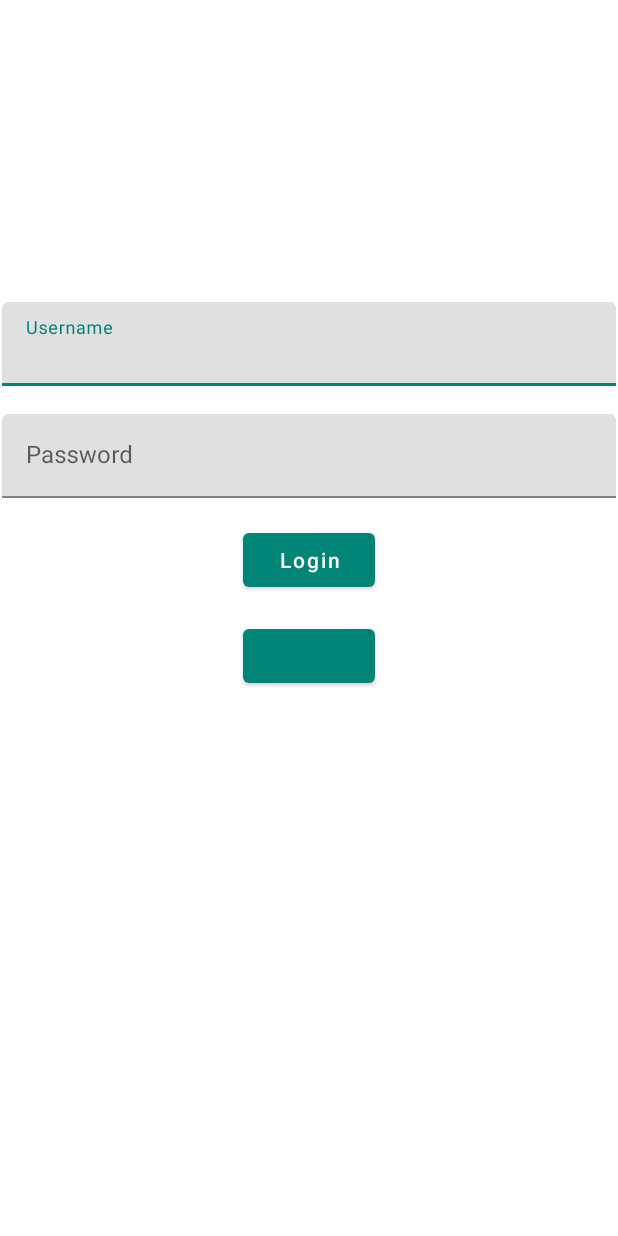
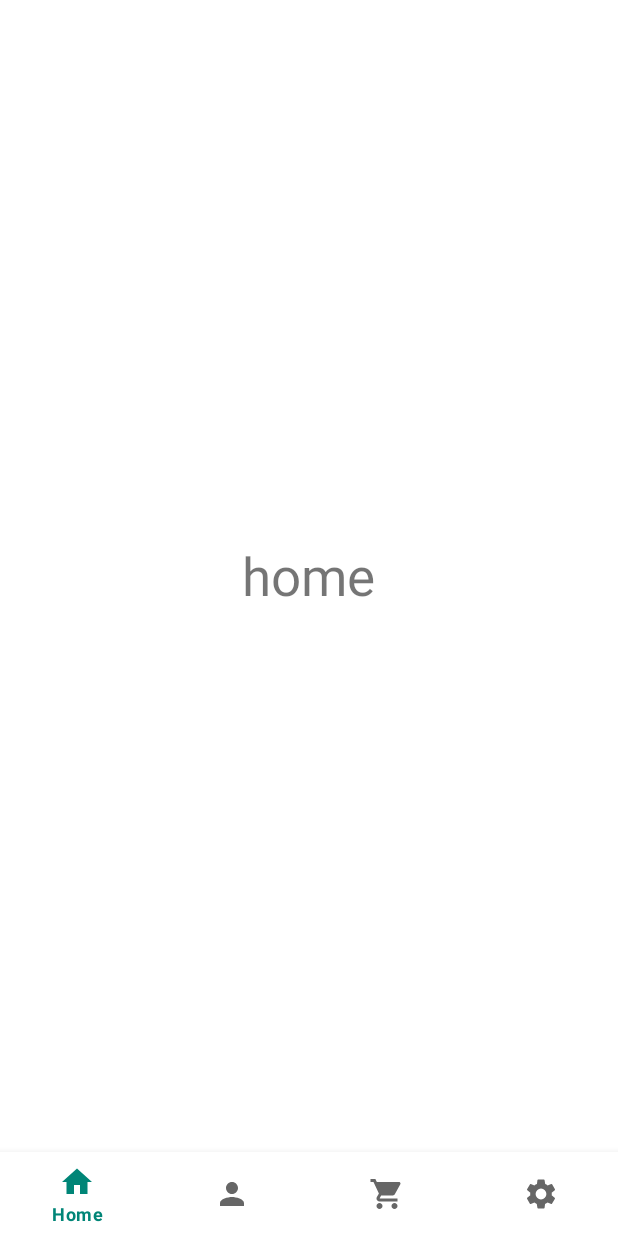
Before and after one commit to cando46/trivia-app, an Android app: the screen it shows after launch (LoginActivity before the commit, MainActivity after it), on a phone screen of 412 x 824 dp. Run offline under Robolectric (Android 15) with nearby library versions, the phone set to English and light mode, and no system bars; libraries missing offline, so code that uses them is left out: com.facebook, com.facebook.login; plain views replace LoginButton; 4 statements that could not run were skipped.

Commit message:
-Bottom Nav added -Home,Profile,Settings,Shop fragments are created

```diff
--- a/app/build.gradle
+++ b/app/build.gradle
@@ -22,6 +22,7 @@ dependencies {
     implementation fileTree(dir: 'libs', include: ['*.jar'])
     implementation 'androidx.appcompat:appcompat:1.1.0'
     implementation 'androidx.constraintlayout:constraintlayout:1.1.3'
+    implementation 'androidx.legacy:legacy-support-v4:1.0.0'
     testImplementation 'junit:junit:4.12'
     androidTestImplementation 'androidx.test.ext:junit:1.1.1'
     androidTestImplementation 'androidx.test.espresso:espresso-core:3.2.0'
--- a/app/src/main/java/com/mentalsegment/triviaapp/LoginActivity.java
+++ b/app/src/main/java/com/mentalsegment/triviaapp/LoginActivity.java
@@ -36,6 +36,8 @@ public class LoginActivity extends AppCompatActivity {
         setContentView(R.layout.activity_login);
         init();
         facebookLogin();
+        Intent intent= new Intent(getApplicationContext(),MainActivity.class);
+        startActivity(intent);
     }
 
 
@@ -79,8 +81,8 @@ public class LoginActivity extends AppCompatActivity {
 
     private void onClickLoginButton(){
         hideKeyboard();
-        if(CheckLogin()){
-        }
+       /* if(CheckLogin()){
+        }*/
     }
 
     private boolean CheckLogin() {
--- /dev/null
+++ b/app/src/main/java/com/mentalsegment/triviaapp/MainActivity.java
@@ -0,0 +1,55 @@
+package com.mentalsegment.triviaapp;
+
+import androidx.annotation.NonNull;
+import androidx.appcompat.app.AppCompatActivity;
+import androidx.fragment.app.Fragment;
+
+import android.os.Bundle;
+import android.view.MenuItem;
+
+import com.google.android.material.bottomnavigation.BottomNavigationView;
+import com.mentalsegment.triviaapp.fragments.HomeFragment;
+import com.mentalsegment.triviaapp.fragments.ProfileFragment;
+import com.mentalsegment.triviaapp.fragments.SettingsFragment;
+import com.mentalsegment.triviaapp.fragments.ShopFragment;
+
+public class MainActivity extends AppCompatActivity {
+
+    BottomNavigationView bottomNavigationView;
+
+    @Override
+    protected void onCreate(Bundle savedInstanceState) {
+        super.onCreate(savedInstanceState);
+        setContentView(R.layout.activity_main);
+        init();
+    }
+     private BottomNavigationView.OnNavigationItemSelectedListener navListener =new BottomNavigationView.OnNavigationItemSelectedListener() {
+         @Override
+         public boolean onNavigationItemSelected(@NonNull MenuItem menuItem) {
+             Fragment selectedFragment=null;
+             switch (menuItem.getItemId()){
+                 case R.id.nav_menu_home:
+                     selectedFragment= new HomeFragment();
+                     break;
+                 case R.id.nav_menu_profile:
+                     selectedFragment= new ProfileFragment();
+                     break;
+                 case R.id.nav_menu_shop:
+                     selectedFragment=new ShopFragment();
+                     break;
+                 case R.id.nav_menu_settings:
+                     selectedFragment=new SettingsFragment();
+                     break;
+             }
+             getSupportFragmentManager().beginTransaction().replace(R.id.main_fragment_container,selectedFragment ).commit();
+             return true;
+         }
+     };
+
+    private void init() {
+        bottomNavigationView=findViewById(R.id.bottom_nav);
+        bottomNavigationView.setOnNavigationItemSelectedListener(navListener);
+        getSupportFragmentManager().beginTransaction().replace(R.id.main_fragment_container,new HomeFragment()).commit();
+
+    }
+}
--- /dev/null
+++ b/app/src/main/java/com/mentalsegment/triviaapp/fragments/HomeFragment.java
@@ -0,0 +1,32 @@
+package com.mentalsegment.triviaapp.fragments;
+
+
+import android.os.Bundle;
+
+import androidx.fragment.app.Fragment;
+
+import android.view.LayoutInflater;
+import android.view.View;
+import android.view.ViewGroup;
+
+import com.mentalsegment.triviaapp.R;
+
+/**
+ * A simple {@link Fragment} subclass.
+ */
+public class HomeFragment extends Fragment {
+
+
+    public HomeFragment() {
+        // Required empty public constructor
+    }
+
+
+    @Override
+    public View onCreateView(LayoutInflater inflater, ViewGroup container,
+                             Bundle savedInstanceState) {
+        // Inflate the layout for this fragment
+        return inflater.inflate(R.layout.fragment_home, container, false);
+    }
+
+}
--- /dev/null
+++ b/app/src/main/res/layout/activity_main.xml
@@ -0,0 +1,23 @@
+<?xml version="1.0" encoding="utf-8"?>
+<RelativeLayout xmlns:android="http://schemas.android.com/apk/res/android"
+    xmlns:app="http://schemas.android.com/apk/res-auto"
+    xmlns:tools="http://schemas.android.com/tools"
+    android:layout_width="match_parent"
+    android:layout_height="match_parent"
+    tools:context=".MainActivity">
+
+    <FrameLayout
+        android:id="@+id/main_fragment_container"
+        android:layout_width="match_parent"
+        android:layout_height="match_parent"
+        android:layout_above="@+id/bottom_nav"
+        />
+    <com.google.android.material.bottomnavigation.BottomNavigationView
+        android:id="@+id/bottom_nav"
+        android:layout_width="match_parent"
+        android:layout_height="wrap_content"
+        android:layout_alignParentBottom="true"
+        app:menu="@menu/bottom_navigation"
+        />
+
+</RelativeLayout>
--- /dev/null
+++ b/app/src/main/res/layout/fragment_home.xml
@@ -0,0 +1,16 @@
+<?xml version="1.0" encoding="utf-8"?>
+<RelativeLayout xmlns:android="http://schemas.android.com/apk/res/android"
+    xmlns:tools="http://schemas.android.com/tools"
+    android:layout_width="match_parent"
+    android:layout_height="match_parent"
+    tools:context=".fragments.HomeFragment">
+
+    <!-- TODO: Update blank fragment layout -->
+    <TextView
+        android:layout_width="wrap_content"
+        android:layout_height="wrap_content"
+        android:text="home"
+        android:layout_centerInParent="true"
+        android:textSize="35sp"/>
+
+</RelativeLayout>
--- a/app/src/main/res/values/strings.xml
+++ b/app/src/main/res/values/strings.xml
@@ -10,4 +10,6 @@
     <string name="nav_title_shop">Shop</string>
     <string name="nav_title_settings">Settings</string>
 
+    <!-- TODO: Remove or change this placeholder text -->
+
 </resources>
```
Also changed, not shown: app/src/main/AndroidManifest.xml (+9 -5 lines), app/src/main/java/com/mentalsegment/triviaapp/fragments/ProfileFragment.java (added, +32 -0 lines), app/src/main/java/com/mentalsegment/triviaapp/fragments/SettingsFragment.java (added, +32 -0 lines), app/src/main/java/com/mentalsegment/triviaapp/fragments/ShopFragment.java (added, +32 -0 lines), app/src/main/res/layout/fragment_profile.xml (added, +16 -0 lines), app/src/main/res/layout/fragment_settings.xml (added, +16 -0 lines), app/src/main/res/layout/fragment_shop.xml (added, +16 -0 lines).
